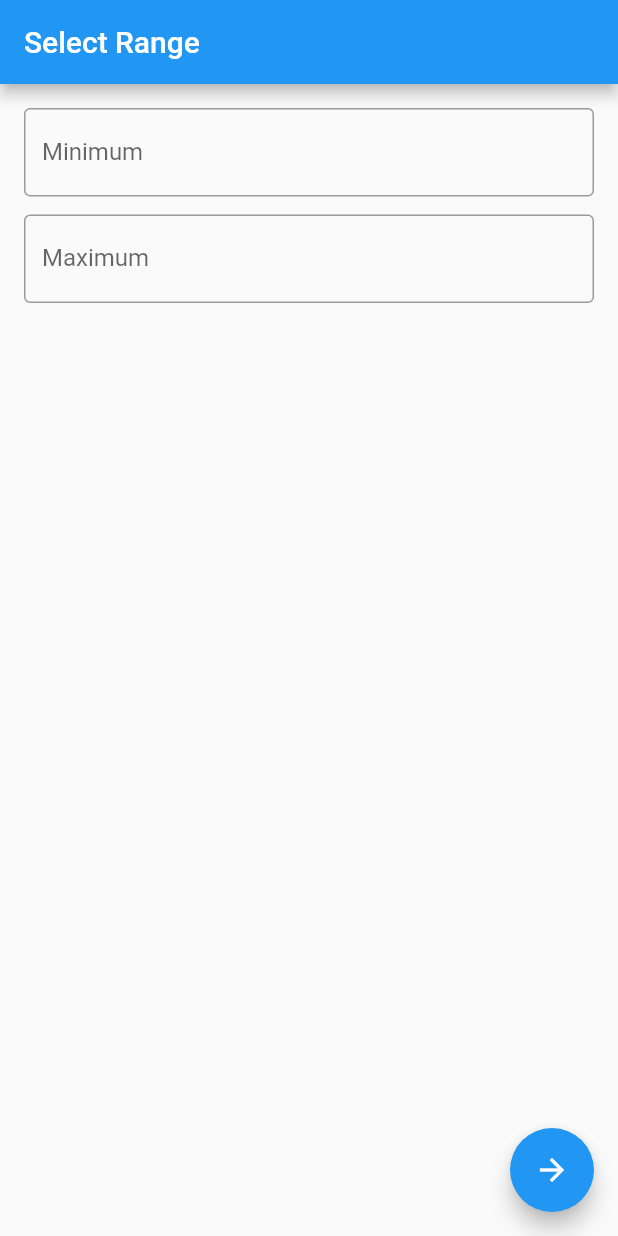
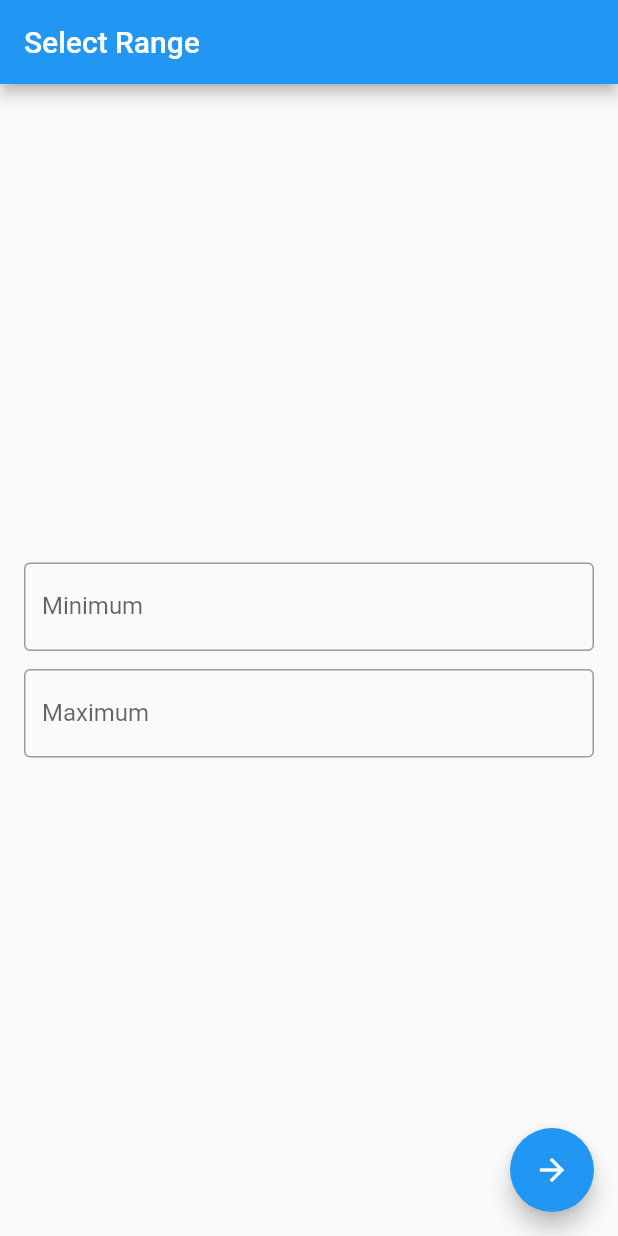
Before and after one commit to youngmin-gwon/2021_06_flutter_bootcamp, a Flutter app: the screen it shows after launch, on a phone screen of 412 x 824 dp. Run offline on Flutter 3.47's test engine with Material 2 defaults, Android fonts, the phone set to English and light mode, and no system bars; our stand-ins replace flutter_riverpod, freezed_annotation.

Commit message:
[practice] Riverpod + StateNotifier

```diff
--- a/practice/lib/main.dart
+++ b/practice/lib/main.dart
@@ -1,17 +1,24 @@
 import 'package:flutter/material.dart';
+import 'package:flutter_riverpod/flutter_riverpod.dart';
+import 'package:practice/randomizer_change_notifier.dart';
 import 'package:practice/range_selector_page.dart';
 
 void main() {
   runApp(AppWidget());
 }
 
+final randomizerProvider =
+    StateNotifierProvider<RandomizerStateNotifier, RandomizerState>(
+        (ref) => RandomizerStateNotifier());
+
 class AppWidget extends StatelessWidget {
-  // This widget is the root of your application.
   @override
   Widget build(BuildContext context) {
-    return MaterialApp(
-      title: 'Randomizer',
-      home: RangeSelectorPage(),
+    return ProviderScope(
+      child: MaterialApp(
+        title: 'Randomizer',
+        home: RangeSelectorPage(),
+      ),
     );
   }
 }
--- a/practice/lib/range_selector_form.dart
+++ b/practice/lib/range_selector_form.dart
@@ -1,32 +1,37 @@
 import 'package:flutter/material.dart';
+import 'package:practice/main.dart';
+import 'package:flutter_riverpod/flutter_riverpod.dart';
 
 class RangeSelectorForm extends StatelessWidget {
   const RangeSelectorForm({
     Key? key,
     required this.formKey,
-    required this.minValueSetter,
-    required this.maxValueSetter,
   }) : super(key: key);
+
   final GlobalKey<FormState> formKey;
-  final IntValueSetter minValueSetter;
-  final IntValueSetter maxValueSetter;
 
   @override
   Widget build(BuildContext context) {
     return Form(
       key: formKey,
+      child: Padding(
+        padding: const EdgeInsets.all(16.0),
         child: Column(
+          mainAxisAlignment: MainAxisAlignment.center,
           children: [
             RangeSelectorTextFormField(
               labelText: "Minimum",
-            intValueSetter: minValueSetter,
+              intValueSetter: (value) =>
+                  context.read(randomizerProvider.notifier).setMin(value),
             ),
-          SizedBox(height: 12),
+            const SizedBox(height: 12),
             RangeSelectorTextFormField(
               labelText: "Maximum",
-            intValueSetter: maxValueSetter,
+              intValueSetter: (value) =>
+                  context.read(randomizerProvider.notifier).setMax(value),
             ),
           ],
+        ),
       ),
     );
   }
@@ -38,6 +43,7 @@ class RangeSelectorTextFormField extends StatelessWidget {
     required this.labelText,
     required this.intValueSetter,
   }) : super(key: key);
+
   final String labelText;
   final IntValueSetter intValueSetter;
 
@@ -45,9 +51,8 @@ class RangeSelectorTextFormField extends StatelessWidget {
   Widget build(BuildContext context) {
     return TextFormField(
       decoration: InputDecoration(
-        labelText: labelText,
-        border: OutlineInputBorder(),
-      ),
+          labelText: labelText, border: const OutlineInputBorder()),
+      keyboardType: const TextInputType.numberWithOptions(signed: true),
       onSaved: (newValue) => intValueSetter(int.parse(newValue ?? "")),
       validator: (value) {
         if (value == null || int.tryParse(value) == null) {
--- a/practice/lib/range_selector_page.dart
+++ b/practice/lib/range_selector_page.dart
@@ -1,41 +1,30 @@
 import 'package:flutter/material.dart';
 import 'package:practice/randomizer_page.dart';
-
 import 'package:practice/range_selector_form.dart';
 
 class RangeSelectorPage extends StatelessWidget {
-  RangeSelectorPage({
-    Key? key,
-  }) : super(key: key);
+  RangeSelectorPage({Key? key}) : super(key: key);
+
   final formKey = GlobalKey<FormState>();
-
-  int _min = 0;
-  int _max = 0;
 
   @override
   Widget build(BuildContext context) {
     return Scaffold(
-      appBar: AppBar(title: Text("Select Range")),
-      body: Center(
-        child: Padding(
-          padding: const EdgeInsets.all(16),
-          child: RangeSelectorForm(
-            formKey: formKey,
-            minValueSetter: (value) => _min = value,
-            maxValueSetter: (value) => _max = value,
-          ),
-        ),
+      appBar: AppBar(
+        title: const Text("Select Range"),
+      ),
+      body: RangeSelectorForm(
+        formKey: formKey,
       ),
       floatingActionButton: FloatingActionButton(
         onPressed: () {
           if (formKey.currentState?.validate() == true) {
             formKey.currentState?.save();
-            Navigator.of(context).push(MaterialPageRoute(
-              builder: (context) => RandomizerPage(min: _min, max: _max),
-            ));
+            Navigator.of(context).push(
+                MaterialPageRoute(builder: (context) => RandomizerPage()));
           }
         },
-        child: Icon(Icons.arrow_forward),
+        child: const Icon(Icons.arrow_forward),
       ),
     );
   }
```
Also changed, not shown: practice/lib/randomizer_change_notifier.dart (added, +51 -0 lines), practice/lib/randomizer_page.dart (+18 -29 lines), practice/pubspec.yaml (+4 -3 lines), practice/lib/randomizer_change_notifier.freezed.dart (added), practice/pubspec.lock. Lines whose indentation alone changed are shown as unchanged.
